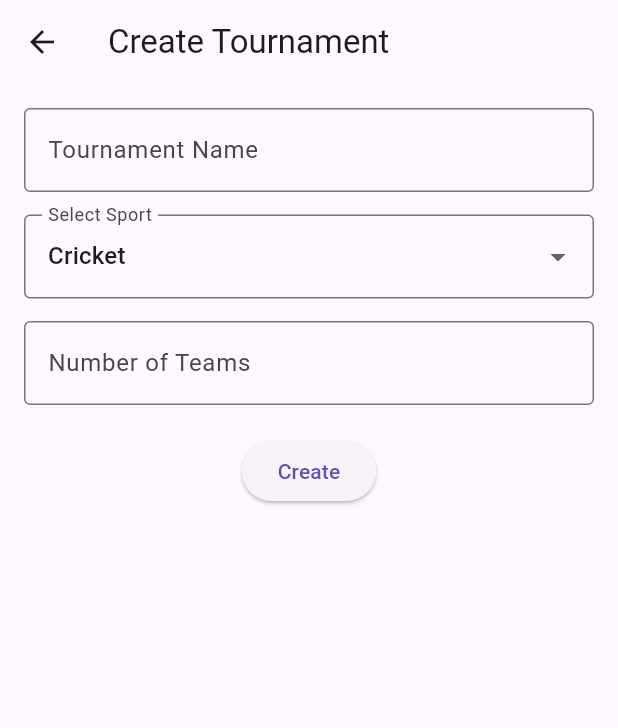
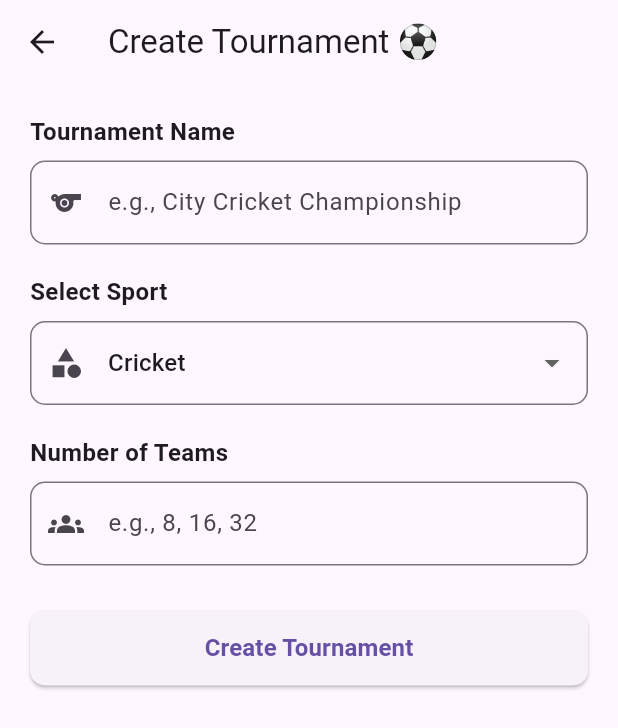
Before and after one commit to Saiffashrafi04/ScoreArena-Sport-Tournament-Manager, a Flutter app: the CreateTournamentScreen screen opened directly, on a phone screen of 412 x 824 dp. Shown: the top 728 px of the screen. Run offline on Flutter 3.47's test engine with Material 3 defaults, Android fonts, the phone set to English and light mode, and no system bars; our stand-ins replace cloud_firestore, firebase_auth, firebase_core; accounts and stored records are empty; network calls fail.

Commit message:
feat: Create Tournament feature with Firestore integration

```diff
--- /dev/null
+++ b/lib/models/tournament_model.dart
@@ -0,0 +1,40 @@
+class Tournament {
+  final String? id; // Firestore document ID
+  final String userId; // Creator's user ID
+  final String name;
+  final String sport;
+  final int numberOfTeams;
+  final DateTime createdAt;
+
+  Tournament({
+    this.id,
+    required this.userId,
+    required this.name,
+    required this.sport,
+    required this.numberOfTeams,
+    required this.createdAt,
+  });
+
+  // Convert Tournament object to JSON (for saving to Firestore)
+  Map<String, dynamic> toJson() {
+    return {
+      'userId': userId,
+      'name': name,
+      'sport': sport,
+      'numberOfTeams': numberOfTeams,
+      'createdAt': createdAt,
+    };
+  }
+
+  // Convert JSON from Firestore to Tournament object
+  factory Tournament.fromJson(Map<String, dynamic> json, String documentId) {
+    return Tournament(
+      id: documentId,
+      userId: json['userId'] ?? '',
+      name: json['name'] ?? '',
+      sport: json['sport'] ?? '',
+      numberOfTeams: json['numberOfTeams'] ?? 0,
+      createdAt: (json['createdAt'] as dynamic)?.toDate() ?? DateTime.now(),
+    );
+  }
+}
--- a/lib/screens/create_tournament_screen.dart
+++ b/lib/screens/create_tournament_screen.dart
@@ -1,4 +1,7 @@
 import 'package:flutter/material.dart';
+import 'package:firebase_auth/firebase_auth.dart';
+import 'package:cloud_firestore/cloud_firestore.dart';
+import '../models/tournament_model.dart';
 
 class CreateTournamentScreen extends StatefulWidget {
   const CreateTournamentScreen({super.key});
@@ -9,32 +12,118 @@ class CreateTournamentScreen extends StatefulWidget {
 
 class _CreateTournamentScreenState extends State<CreateTournamentScreen> {
   final _formKey = GlobalKey<FormState>();
+  final _firestore = FirebaseFirestore.instance;
+  final _auth = FirebaseAuth.instance;
 
   String tournamentName = '';
   String sportType = 'Cricket';
   int numberOfTeams = 2;
+  bool isLoading = false;
 
-  final List<String> sports = ['Cricket', 'Football', 'Badminton', 'Kabaddi'];
+  final List<String> sports = [
+    'Cricket',
+    'Football',
+    'Badminton',
+    'Kabaddi',
+    'Tennis',
+    'Volleyball',
+  ];
+
+  // Function to create tournament in Firestore
+  Future<void> createTournament() async {
+    try {
+      // Validate form
+      if (!_formKey.currentState!.validate()) {
+        return;
+      }
+
+      // Save form data
+      _formKey.currentState!.save();
+
+      // Set loading state
+      setState(() {
+        isLoading = true;
+      });
+
+      // Get current user
+      final user = _auth.currentUser;
+      if (user == null) {
+        throw Exception("User not logged in");
+      }
+
+      // Create tournament object
+      final tournament = Tournament(
+        userId: user.uid,
+        name: tournamentName,
+        sport: sportType,
+        numberOfTeams: numberOfTeams,
+        createdAt: DateTime.now(),
+      );
+
+      // Save to Firestore
+      await _firestore.collection('tournaments').add(tournament.toJson());
+
+      // Show success message
+      if (mounted) {
+        ScaffoldMessenger.of(context).showSnackBar(
+          const SnackBar(
+            content: Text('Tournament created successfully! ✅'),
+            backgroundColor: Colors.green,
+          ),
+        );
+
+        // Wait 2 seconds then go back to home
+        await Future.delayed(const Duration(seconds: 2));
+        if (mounted) {
+          Navigator.pop(context);
+        }
+      }
+    } catch (e) {
+      if (mounted) {
+        ScaffoldMessenger.of(context).showSnackBar(
+          SnackBar(
+            content: Text('Error: ${e.toString()}'),
+            backgroundColor: Colors.red,
+          ),
+        );
+      }
+    } finally {
+      if (mounted) {
+        setState(() {
+          isLoading = false;
+        });
+      }
+    }
+  }
 
   @override
   Widget build(BuildContext context) {
     return Scaffold(
-      appBar: AppBar(title: const Text("Create Tournament")),
-      body: Padding(
-        padding: const EdgeInsets.all(16.0),
+      appBar: AppBar(title: const Text("Create Tournament ⚽"), elevation: 0),
+      body: SingleChildScrollView(
+        padding: const EdgeInsets.all(20),
         child: Form(
           key: _formKey,
           child: Column(
+            crossAxisAlignment: CrossAxisAlignment.start,
             children: [
               // Tournament Name
+              const Text(
+                "Tournament Name",
+                style: TextStyle(fontWeight: FontWeight.bold, fontSize: 16),
+              ),
+              const SizedBox(height: 8),
               TextFormField(
-                decoration: const InputDecoration(
-                  labelText: 'Tournament Name',
-                  border: OutlineInputBorder(),
+                decoration: InputDecoration(
+                  hintText: 'e.g., City Cricket Championship',
+                  border: OutlineInputBorder(
+                    borderRadius: BorderRadius.circular(10),
+                  ),
+                  prefixIcon: const Icon(Icons.sports),
                 ),
                 validator: (value) {
                   if (value == null || value.isEmpty) {
-                    return 'Enter tournament name';
+                    return 'Please enter tournament name';
                   }
                   return null;
                 },
@@ -43,11 +132,22 @@ class _CreateTournamentScreenState extends State<CreateTournamentScreen> {
                 },
               ),
 
-              const SizedBox(height: 15),
+              const SizedBox(height: 20),
 
-              // Sport Dropdown
-              DropdownButtonFormField(
+              // Sport Type
+              const Text(
+                "Select Sport",
+                style: TextStyle(fontWeight: FontWeight.bold, fontSize: 16),
+              ),
+              const SizedBox(height: 8),
+              DropdownButtonFormField<String>(
                 value: sportType,
+                decoration: InputDecoration(
+                  border: OutlineInputBorder(
+                    borderRadius: BorderRadius.circular(10),
+                  ),
+                  prefixIcon: const Icon(Icons.category),
+                ),
                 items: sports.map((sport) {
                   return DropdownMenuItem(value: sport, child: Text(sport));
                 }).toList(),
@@ -56,24 +156,35 @@ class _CreateTournamentScreenState extends State<CreateTournamentScreen> {
                     sportType = value!;
                   });
                 },
-                decoration: const InputDecoration(
-                  labelText: 'Select Sport',
-                  border: OutlineInputBorder(),
-                ),
               ),
 
-              const SizedBox(height: 15),
+              const SizedBox(height: 20),
 
               // Number of Teams
+              const Text(
+                "Number of Teams",
+                style: TextStyle(fontWeight: FontWeight.bold, fontSize: 16),
+              ),
+              const SizedBox(height: 8),
               TextFormField(
                 keyboardType: TextInputType.number,
-                decoration: const InputDecoration(
-                  labelText: 'Number of Teams',
-                  border: OutlineInputBorder(),
+                decoration: InputDecoration(
+                  hintText: 'e.g., 8, 16, 32',
+                  border: OutlineInputBorder(
+                    borderRadius: BorderRadius.circular(10),
+                  ),
+                  prefixIcon: const Icon(Icons.groups),
                 ),
                 validator: (value) {
                   if (value == null || value.isEmpty) {
-                    return 'Enter number of teams';
+                    return 'Please enter number of teams';
+                  }
+                  if (int.tryParse(value) == null) {
+                    return 'Please enter a valid number';
+                  }
+                  int teams = int.parse(value);
+                  if (teams < 2) {
+                    return 'Minimum 2 teams required';
                   }
                   return null;
                 },
@@ -82,25 +193,36 @@ class _CreateTournamentScreenState extends State<CreateTournamentScreen> {
                 },
               ),
 
-              const SizedBox(height: 20),
+              const SizedBox(height: 30),
 
               // Create Button
-              ElevatedButton(
-                onPressed: () {
-                  if (_formKey.currentState!.validate()) {
-                    _formKey.currentState!.save();
-
-                    // For now just print (later Firebase)
-                    print("Tournament: $tournamentName");
-                    print("Sport: $sportType");
-                    print("Teams: $numberOfTeams");
-
-                    ScaffoldMessenger.of(context).showSnackBar(
-                      const SnackBar(content: Text("Tournament Created!")),
-                    );
-                  }
-                },
-                child: const Text("Create"),
+              SizedBox(
+                width: double.infinity,
+                height: 50,
+                child: ElevatedButton(
+                  onPressed: isLoading ? null : createTournament,
+                  style: ElevatedButton.styleFrom(
+                    shape: RoundedRectangleBorder(
+                      borderRadius: BorderRadius.circular(10),
+                    ),
+                  ),
+                  child: isLoading
+                      ? const SizedBox(
+                          width: 20,
+                          height: 20,
+                          child: CircularProgressIndicator(
+                            strokeWidth: 2,
+                            valueColor: AlwaysStoppedAnimation(Colors.white),
+                          ),
+                        )
+                      : const Text(
+                          "Create Tournament",
+                          style: TextStyle(
+                            fontSize: 16,
+                            fontWeight: FontWeight.bold,
+                          ),
+                        ),
+                ),
               ),
             ],
           ),
```
Also changed, not shown: lib/main.dart (+21 -1 lines), lib/screens/home_screen.dart (added, +187 -0 lines), lib/screens/login_screen.dart (+45 -31 lines), pubspec.lock, 3 other files.
